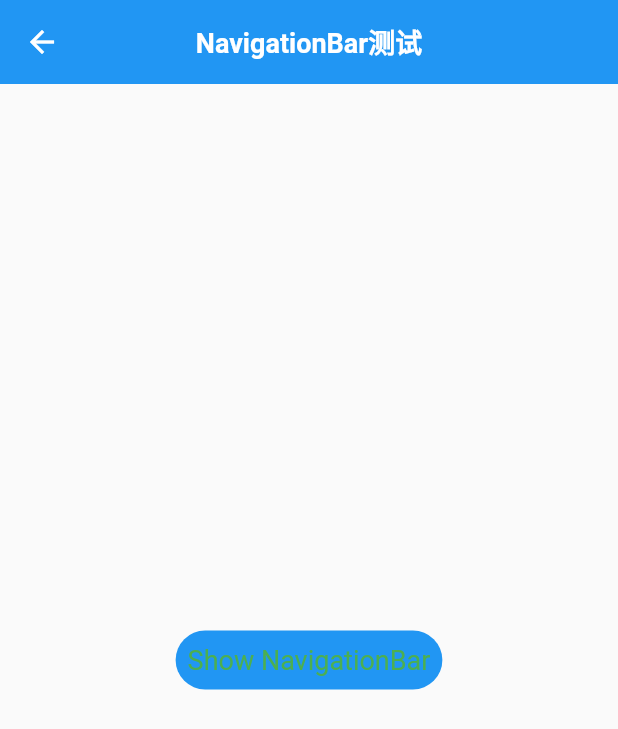
After one commit to FlyNothing/flutter_demo, a Flutter app: the NavigationBarHomePage screen opened directly, item 3 of the bottom bar chosen, after a tap on "Hide NavigationBar", on a phone screen of 412 x 824 dp. The commit adds this screen. Shown: the top 729 px of the screen. Run offline on Flutter 3.47's test engine with Material 2 defaults, Android fonts, the phone set to English and light mode, and no system bars; our stand-ins replace cached_network_image, date_format, dio, easy_refresh, flutter_easyloading, flutter_screenutil and 3 more; missing offline and left inert: flutter_date_picker_timeline; accounts and stored records are empty.

Commit message:
[A] - 新增NavigationBar隐藏和显示

```diff
--- a/lib/base/base_menu_config.dart
+++ b/lib/base/base_menu_config.dart
@@ -1,4 +1,5 @@
 import 'package:flutter/material.dart';
+import 'package:flutter_demo/base/bottomnavigationbar/navigation_bar_home_page.dart';
 import 'package:flutter_demo/base/enumpage/blend_mode_page.dart';
 import 'package:flutter_demo/base/enumpage/box_fit_page.dart';
 import 'package:flutter_demo/base/futuretimer/future_demo_page.dart';
@@ -23,6 +24,7 @@ List<BaseMenuVO> baseMenuList = [
   BaseMenuVO("BlendMode模式", const BlendModePage()),
   BaseMenuVO("指示器", const BaseProgressIndicatorMenuPage()),
   BaseMenuVO("主题", const ThemeDemoPage()),
+  BaseMenuVO("隐藏NavigationBar", const NavigationBarHomePage()),
 ];
 
 class BaseMenuVO {
--- /dev/null
+++ b/lib/base/bottomnavigationbar/navigation_bar_hidden_page.dart
@@ -0,0 +1,42 @@
+import 'package:flutter/material.dart';
+import 'package:flutter_demo/common/util/global_widget.dart';
+import 'package:flutter_demo/common/util/text_style.dart';
+
+class NavigationBarHiddenPage extends StatefulWidget {
+  const NavigationBarHiddenPage(this._setVisible, {super.key});
+  final Function(bool visiable) _setVisible;
+
+  @override
+  State<StatefulWidget> createState() => NavigationBarHiddenPageState();
+}
+
+class NavigationBarHiddenPageState extends State<NavigationBarHiddenPage> {
+  bool visible = true;
+  @override
+  Widget build(BuildContext context) {
+    return Scaffold(
+      appBar: appBarStandard(title: "NavigationBar测试"),
+      body: _getBody(),
+    );
+  }
+
+  Widget _getBody() {
+    return Center(
+      child: TextButton(
+          onPressed: () {
+            visible = !visible;
+            widget._setVisible(visible);
+            setState(() {});
+          },
+          child: visible
+              ? Text(
+                  "Hide NavigationBar",
+                  style: TextStyleUtil.size18W400(color: Colors.red),
+                )
+              : Text(
+                  "Show NavigationBar",
+                  style: TextStyleUtil.size18W400(color: Colors.green),
+                )),
+    );
+  }
+}
--- /dev/null
+++ b/lib/base/bottomnavigationbar/navigation_bar_home_page.dart
@@ -0,0 +1,63 @@
+import 'package:flutter/material.dart';
+import 'package:flutter_demo/base/bottomnavigationbar/navigation_bar_hidden_page.dart';
+import 'package:flutter_demo/base/bottomnavigationbar/navigation_bar_show_page1.dart';
+import 'package:flutter_demo/base/bottomnavigationbar/navigation_bar_show_page2.dart';
+
+class NavigationBarHomePage extends StatefulWidget {
+  const NavigationBarHomePage({Key? key}) : super(key: key);
+
+  @override
+  State<NavigationBarHomePage> createState() => _NavigationBarHomePageState();
+}
+
+class _NavigationBarHomePageState extends State<NavigationBarHomePage> {
+  bool _visible = true;
+  late List _barList;
+  final List<BottomNavigationBarItem> _myTabs = [];
+  final List<Widget> _myPages = [];
+  int _selIndex = 0;
+
+  @override
+  void initState() {
+    super.initState();
+    _barList = [
+      {'text': 'Show1', 'icon': const Icon(Icons.visibility), 'page': const NavigationBarShowPage1()},
+      {'text': 'Show2', 'icon': const Icon(Icons.visibility), 'page': const NavigationBarShowPage2()},
+      {'text': 'Hidden', 'icon': const Icon(Icons.disabled_visible), 'page': NavigationBarHiddenPage(_setVisible)},
+    ];
+    for (int i = 0; i < _barList.length; i++) {
+      _myTabs.add(BottomNavigationBarItem(
+        icon: _barList[i]['icon'],
+        label: _barList[i]['text'],
+      ));
+      _myPages.add(_barList[i]['page']);
+    }
+  }
+
+  @override
+  Widget build(BuildContext context) {
+    return Scaffold(
+      bottomNavigationBar: Visibility(
+        visible: _visible,
+        child: BottomNavigationBar(
+          items: _myTabs,
+          currentIndex: _selIndex,
+          onTap: _onTap,
+          type: BottomNavigationBarType.fixed,
+        ),
+      ),
+      body: _barList[_selIndex]['page'],
+    );
+  }
+
+  void _onTap(int index) {
+    setState(() {
+      _selIndex = index;
+    });
+  }
+
+  void _setVisible(bool visiable) {
+    _visible = visiable;
+    setState(() {});
+  }
+}
--- /dev/null
+++ b/lib/base/bottomnavigationbar/navigation_bar_show_page1.dart
@@ -0,0 +1,24 @@
+import 'package:flutter/material.dart';
+import 'package:flutter_demo/common/util/global_widget.dart';
+import 'package:flutter_demo/common/util/text_style.dart';
+
+class NavigationBarShowPage1 extends StatelessWidget {
+  const NavigationBarShowPage1({super.key});
+
+  @override
+  Widget build(BuildContext context) {
+    return Scaffold(
+      appBar: appBarStandard(title: "NavigationBar测试"),
+      body: _getBody(),
+    );
+  }
+
+  Widget _getBody() {
+    return Center(
+      child: Text(
+        "NavigationBarShowPage1",
+        style: TextStyleUtil.size18W400(color: Colors.green),
+      ),
+    );
+  }
+}
--- /dev/null
+++ b/lib/base/bottomnavigationbar/navigation_bar_show_page2.dart
@@ -0,0 +1,24 @@
+import 'package:flutter/material.dart';
+import 'package:flutter_demo/common/util/global_widget.dart';
+import 'package:flutter_demo/common/util/text_style.dart';
+
+class NavigationBarShowPage2 extends StatelessWidget {
+  const NavigationBarShowPage2({super.key});
+
+  @override
+  Widget build(BuildContext context) {
+    return Scaffold(
+      appBar: appBarStandard(title: "NavigationBar测试"),
+      body: _getBody(),
+    );
+  }
+
+  Widget _getBody() {
+    return Center(
+      child: Text(
+        "NavigationBarShowPage2",
+        style: TextStyleUtil.size18W400(color: Colors.green),
+      ),
+    );
+  }
+}
```
